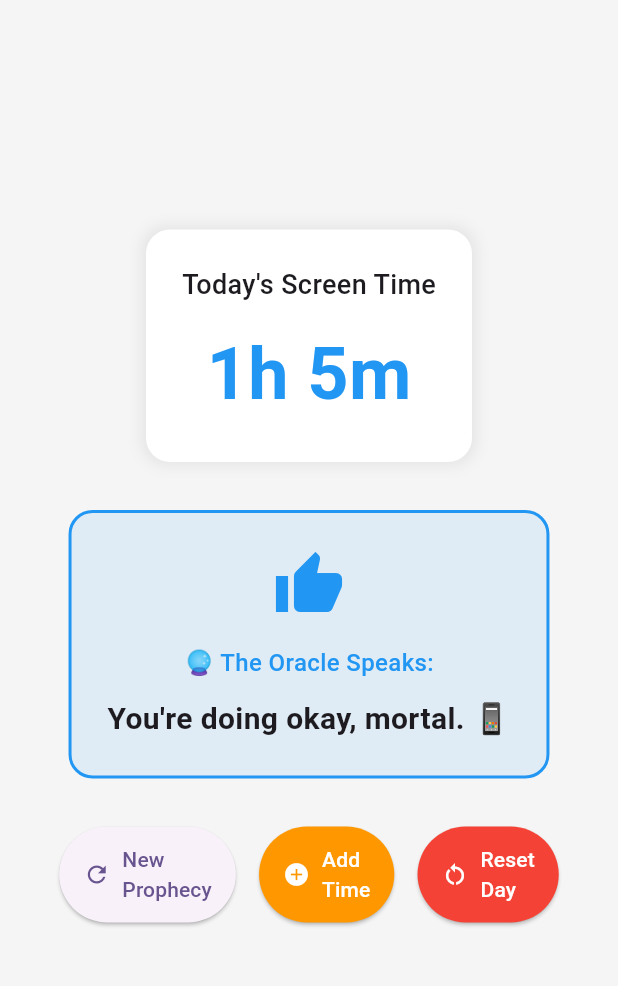
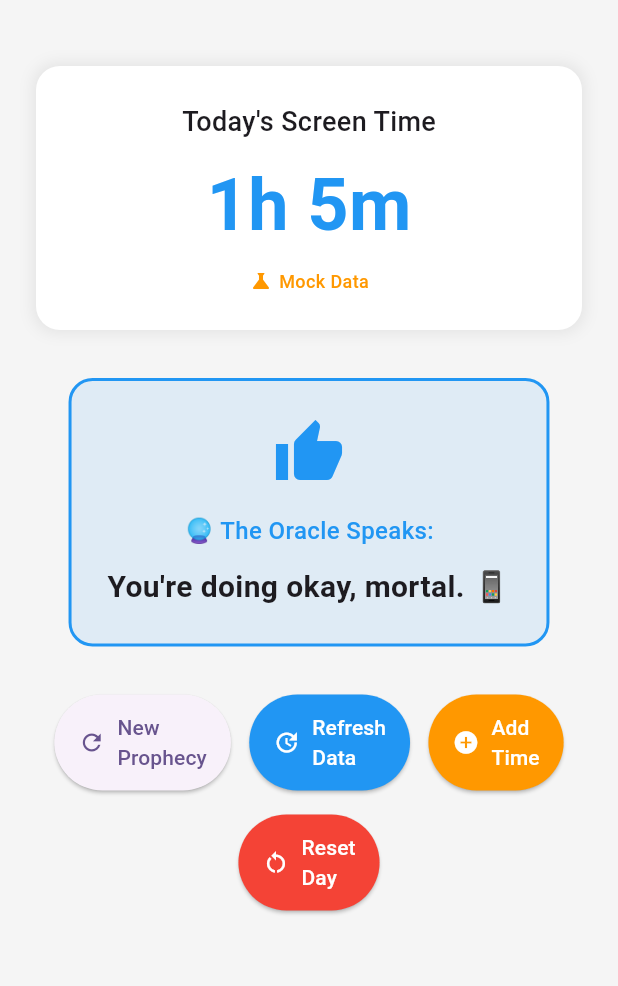
Before and after one commit to Nishanbhattarai498/screen_time_oracle, a Flutter app: the screen it shows after launch, after a tap on an icon or button, on a phone screen of 412 x 824 dp, the part 84-1070 px from its top. Run offline on Flutter 3.47's test engine with Material 3 defaults, Android fonts, the phone set to English and light mode, and no system bars; our stand-ins replace device_info_plus, shared_preferences; missing offline and left inert: usage_stats.

Commit message:
Add screen time service and update main app logic for real data access

```diff
--- a/lib/main.dart
+++ b/lib/main.dart
@@ -1,6 +1,7 @@
 import 'package:flutter/material.dart';
 import 'package:shared_preferences/shared_preferences.dart';
 import 'dart:math';
+import 'services/screen_time_service.dart';
 
 void main() {
   runApp(const ScreenTimeOracleApp());
@@ -23,7 +24,9 @@ class ScreenTimeOracleApp extends StatelessWidget {
 }
 
 class OraclePage extends StatefulWidget {
-  const OraclePage({super.key});
+  const OraclePage({super.key, this.testMode = false});
+
+  final bool testMode; // Disable real screen time access during testing
 
   @override
   State<OraclePage> createState() => _OraclePageState();
@@ -33,6 +36,9 @@ class _OraclePageState extends State<OraclePage> with TickerProviderStateMixin {
   int _screenTimeMinutes = 0;
   String _currentMessage = "";
   String _currentCategory = "";
+  bool _isUsingRealData = false;
+  bool _isLoading = true;
+  String _dataSource = "Mock Data";
   late AnimationController _animationController;
   late Animation<double> _fadeAnimation;
 
@@ -85,13 +91,55 @@ class _OraclePageState extends State<OraclePage> with TickerProviderStateMixin {
     _animationController.dispose();
     super.dispose();
   }
+  Future<void> _loadScreenTime() async {
+    setState(() {
+      _isLoading = true;
+    });
 
-  Future<void> _loadScreenTime() async {
+    try {
+      // Use mock data in test mode
+      if (widget.testMode) {
+        await _loadMockData();
+      } else {
+        // Try to get real screen time data first
+        if (ScreenTimeService.isRealScreenTimeSupported) {
+          bool hasPermission = await ScreenTimeService.requestPermissions();
+
+          if (hasPermission) {
+            int realScreenTime = await ScreenTimeService.getTodayScreenTime();
+            setState(() {
+              _screenTimeMinutes = realScreenTime;
+              _isUsingRealData = true;
+              _dataSource = "Real Device Data";
+            });
+          } else {
+            // Fall back to saved mock data
+            await _loadMockData();
+          }
+        } else {
+          // Platform doesn't support real data, use mock
+          await _loadMockData();
+        }
+      }
+    } catch (e) {
+      print('Error loading screen time: $e');
+      await _loadMockData();
+    }
+
+    setState(() {
+      _isLoading = false;
+    });
+
+    _generateOracleMessage();
+  }
+
+  Future<void> _loadMockData() async {
     final prefs = await SharedPreferences.getInstance();
     setState(() {
       _screenTimeMinutes = prefs.getInt('screen_time_minutes') ?? 45;
+      _isUsingRealData = false;
+      _dataSource = "Mock Data";
     });
-    _generateOracleMessage();
   }
 
   Future<void> _saveScreenTime() async {
@@ -178,6 +226,24 @@ class _OraclePageState extends State<OraclePage> with TickerProviderStateMixin {
     }
   }
 
+  Future<void> _requestPermissions() async {
+    bool hasPermission = await ScreenTimeService.requestPermissions();
+    if (hasPermission) {
+      _loadScreenTime();
+    } else {
+      if (mounted) {
+        ScaffoldMessenger.of(context).showSnackBar(
+          const SnackBar(
+            content: Text(
+              'Please enable Usage Access in Settings to get real screen time data',
+            ),
+            duration: Duration(seconds: 3),
+          ),
+        );
+      }
+    }
+  }
+
   @override
   Widget build(BuildContext context) {
     return Scaffold(
@@ -187,12 +253,13 @@ class _OraclePageState extends State<OraclePage> with TickerProviderStateMixin {
         backgroundColor: Theme.of(context).colorScheme.inversePrimary,
         elevation: 0,
       ),
-      body: Center(
+      body: SingleChildScrollView(
         child: Padding(
           padding: const EdgeInsets.all(24.0),
           child: Column(
             mainAxisAlignment: MainAxisAlignment.center,
             children: [
+              const SizedBox(height: 20), // Add some top spacing
               // Screen Time Display
               Container(
                 padding: const EdgeInsets.all(24),
@@ -216,7 +283,10 @@ class _OraclePageState extends State<OraclePage> with TickerProviderStateMixin {
                         fontWeight: FontWeight.w500,
                       ),
                     ),
-                    const SizedBox(height: 12),
+                    const SizedBox(height: 8),
+                    if (_isLoading)
+                      const CircularProgressIndicator()
+                    else
                       Text(
                         _formatTime(_screenTimeMinutes),
                         style: TextStyle(
@@ -224,6 +294,30 @@ class _OraclePageState extends State<OraclePage> with TickerProviderStateMixin {
                           fontWeight: FontWeight.bold,
                           color: _getCategoryColor(),
                         ),
+                      ),
+                    const SizedBox(height: 8),
+                    Row(
+                      mainAxisAlignment: MainAxisAlignment.center,
+                      children: [
+                        Icon(
+                          _isUsingRealData ? Icons.smartphone : Icons.science,
+                          size: 16,
+                          color: _isUsingRealData
+                              ? Colors.green
+                              : Colors.orange,
+                        ),
+                        const SizedBox(width: 4),
+                        Text(
+                          _dataSource,
+                          style: TextStyle(
+                            fontSize: 12,
+                            color: _isUsingRealData
+                                ? Colors.green
+                                : Colors.orange,
+                            fontWeight: FontWeight.w500,
+                          ),
+                        ),
+                      ],
                     ),
                   ],
                 ),
@@ -272,9 +366,7 @@ class _OraclePageState extends State<OraclePage> with TickerProviderStateMixin {
                 ),
               ),
 
-              const SizedBox(height: 32),
-
-              // Action Buttons
+              const SizedBox(height: 32), // Action Buttons
               Row(
                 mainAxisAlignment: MainAxisAlignment.spaceEvenly,
                 children: [
@@ -283,6 +375,19 @@ class _OraclePageState extends State<OraclePage> with TickerProviderStateMixin {
                     icon: const Icon(Icons.refresh),
                     label: const Text('New\nProphecy'),
                     style: ElevatedButton.styleFrom(
+                      padding: const EdgeInsets.symmetric(
+                        horizontal: 16,
+                        vertical: 12,
+                      ),
+                    ),
+                  ),
+                  ElevatedButton.icon(
+                    onPressed: _loadScreenTime,
+                    icon: const Icon(Icons.update),
+                    label: const Text('Refresh\nData'),
+                    style: ElevatedButton.styleFrom(
+                      backgroundColor: Colors.blue,
+                      foregroundColor: Colors.white,
                       padding: const EdgeInsets.symmetric(
                         horizontal: 16,
                         vertical: 12,
@@ -302,12 +407,36 @@ class _OraclePageState extends State<OraclePage> with TickerProviderStateMixin {
                       ),
                     ),
                   ),
+                ],
+              ),
+
+              const SizedBox(height: 16),
+
+              // Secondary actions
+              Row(
+                mainAxisAlignment: MainAxisAlignment.spaceEvenly,
+                children: [
                   ElevatedButton.icon(
                     onPressed: _resetScreenTime,
                     icon: const Icon(Icons.restart_alt),
                     label: const Text('Reset\nDay'),
                     style: ElevatedButton.styleFrom(
                       backgroundColor: Colors.red,
+                      foregroundColor: Colors.white,
+                      padding: const EdgeInsets.symmetric(
+                        horizontal: 16,
+                        vertical: 12,
+                      ),
+                    ),
+                  ),
+                  if (!_isUsingRealData &&
+                      ScreenTimeService.isRealScreenTimeSupported)
+                    ElevatedButton.icon(
+                      onPressed: _requestPermissions,
+                      icon: const Icon(Icons.security),
+                      label: const Text('Enable\nReal Data'),
+                      style: ElevatedButton.styleFrom(
+                        backgroundColor: Colors.green,
                         foregroundColor: Colors.white,
                         padding: const EdgeInsets.symmetric(
                           horizontal: 16,
```
Also changed, not shown: lib/services/screen_time_service.dart (+192 -0 lines), 1 other file. Lines whose indentation alone changed are shown as unchanged.
